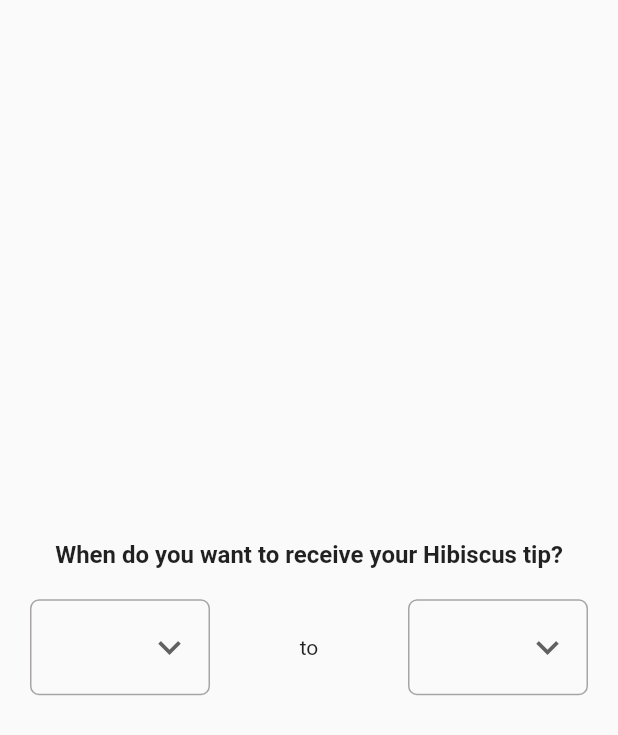
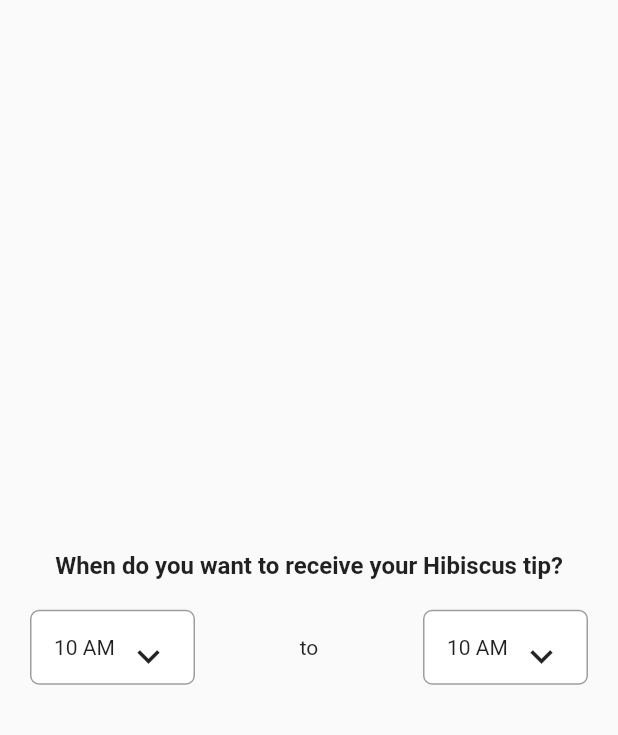
Before and after one commit to sujay-lite/ui_learning, a Flutter app: the screen it shows after launch, on a phone screen of 412 x 824 dp. Shown: the top 735 px of the screen. Run offline on Flutter 3.47's test engine with Material 2 defaults, Android fonts, the phone set to English and light mode, and no system bars; our stand-ins replace otp_text_field.

Commit message:
time picker clock

```diff
--- a/lib/view/time-range.dart
+++ b/lib/view/time-range.dart
@@ -8,6 +8,25 @@
 }
 
 class _TimeRangeState extends State<TimeRange> {
+  TimeOfDay initialTime = TimeOfDay.now();
+  TimeOfDay finalTime = TimeOfDay.now();
+
+  Future<void> _selectTime(BuildContext context, bool isInitial) async {
+    TimeOfDay? pickedTime = await showTimePicker(
+      context: context,
+      initialTime: isInitial ? initialTime : finalTime,
+    );
+    if (pickedTime != null &&
+        pickedTime != (isInitial ? initialTime : finalTime)) {
+      setState(() {
+        if (isInitial)
+          initialTime = pickedTime;
+        else
+          finalTime = pickedTime;
+      });
+    }
+  }
+
   @override
   Widget build(BuildContext context) {
     // var size = MediaQuery.of(context).size;
@@ -26,9 +45,67 @@
             Row(
               mainAxisAlignment: MainAxisAlignment.spaceBetween,
               children: [
-                timeSelector(),
+                InkWell(
+                  onTap: () {
+                    _selectTime(context, true);
+                  },
+                  child: Container(
+                    height: 50,
+                    width: 110,
+                    padding: const EdgeInsets.all(15),
+                    decoration: BoxDecoration(
+                      color: Colors.white,
+                      border: Border.all(color: Colors.grey),
+                      borderRadius: const BorderRadius.all(
+                        Radius.circular(6),
+                      ),
+                    ),
+                    child: Row(
+                      mainAxisAlignment: MainAxisAlignment.spaceBetween,
+                      children: [
+                        Text(
+                            "${initialTime.hour > 12 ? "${initialTime.hour - 12}" : initialTime.hour} ${initialTime.hour > 11 ? "PM" : "AM"}"),
+                        const Icon(
+                          Icons.keyboard_arrow_down,
+                          weight: 48,
+                          size: 30,
+                        ),
+                      ],
+                    ),
+                  ),
+                ),
+                // timeSelector(),
                 Text('to'),
-                timeSelector(),
+                // timeSelector(),
+                InkWell(
+                  onTap: () {
+                    _selectTime(context, false);
+                  },
+                  child: Container(
+                    height: 50,
+                    width: 110,
+                    padding: const EdgeInsets.all(15),
+                    decoration: BoxDecoration(
+                      color: Colors.white,
+                      border: Border.all(color: Colors.grey),
+                      borderRadius: const BorderRadius.all(
+                        Radius.circular(6),
+                      ),
+                    ),
+                    child: Row(
+                      mainAxisAlignment: MainAxisAlignment.spaceBetween,
+                      children: [
+                        Text(
+                            "${finalTime.hour > 12 ? "${finalTime.hour - 12}" : finalTime.hour} ${finalTime.hour > 11 ? "PM" : "AM"}"),
+                        const Icon(
+                          Icons.keyboard_arrow_down,
+                          weight: 48,
+                          size: 30,
+                        ),
+                      ],
+                    ),
+                  ),
+                ),
               ],
             )
           ],
@@ -48,7 +125,7 @@
     return SizedBox(
       width: 120,
       child: DropdownButtonFormField<String>(
-        icon: Icon(
+        icon: const Icon(
           Icons.keyboard_arrow_down,
           weight: 48,
           size: 30,
```
